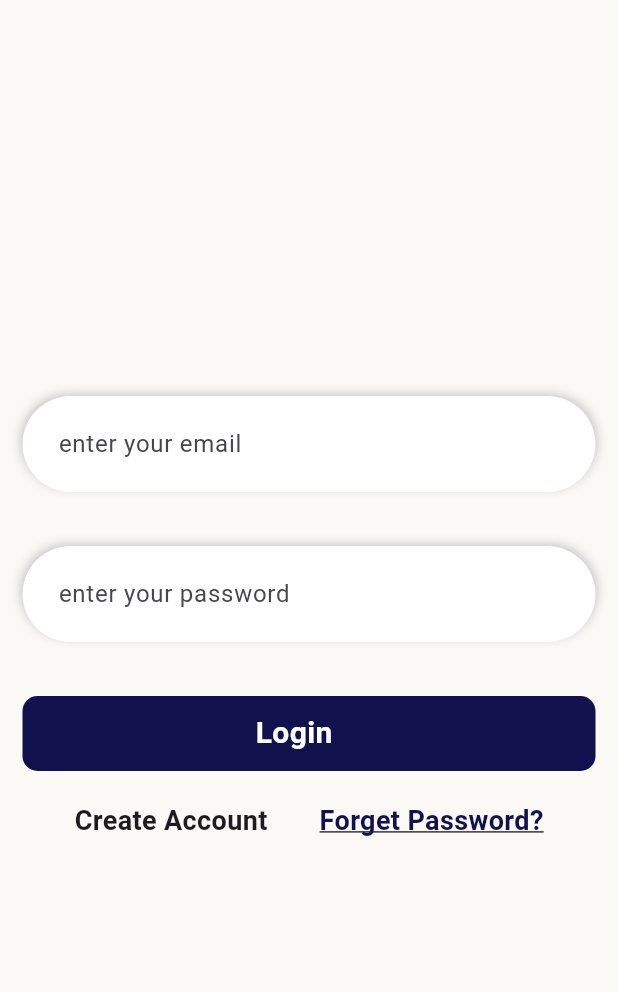
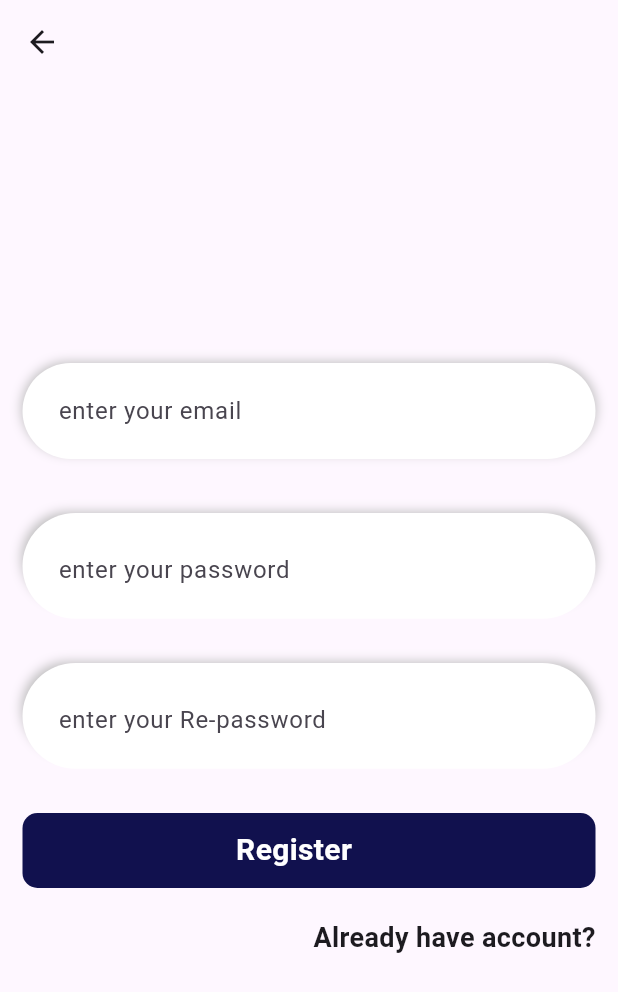
Before and after one commit to vijaymsc/CloudMusic, a Flutter app: the screen it shows after launch, after a tap on "Create Account", on a phone screen of 412 x 824 dp. Shown: the top 992 px of the screen. Run offline on Flutter 3.47's test engine with Material 2 defaults, Android fonts, the phone set to English and light mode, and no system bars; our stand-ins replace cloud_firestore, firebase_auth, firebase_core; accounts and stored records are empty.

Commit message:
create account added

```diff
--- /dev/null
+++ b/lib/Route_page/route_constant.dart
@@ -0,0 +1,6 @@
+class RoutePaths{
+  ///Login and Register
+  static const String loginUser = '/loginUser';
+  static const String register = '/register';
+
+}
--- /dev/null
+++ b/lib/Route_page/route_setup.dart
@@ -0,0 +1,36 @@
+import 'package:cloud_music/Route_page/route_constant.dart';
+import 'package:cloud_music/provider/firebase_provider.dart';
+import 'package:flutter/material.dart';
+
+import '../login_register/login_view.dart';
+import '../login_register/register_view.dart';
+
+abstract class RouterViews {
+  static Route<dynamic> generateRoute(RouteSettings settings) {
+    try {
+      switch (settings.name) {
+        case RoutePaths.loginUser:
+          return MaterialPageRoute(builder: (_) => const LoginUser());
+
+        case RoutePaths.register:
+          return MaterialPageRoute(builder: (_) => const RegisterView());
+
+        default:
+          return MaterialPageRoute(
+              builder: (_) => Scaffold(
+                    body: Center(
+                      child: Text('No route defined for ${settings.name}'),
+                    ),
+                  ));
+      }
+    } catch (e) {
+      showLog(e.toString());
+    }
+    return MaterialPageRoute(
+        builder: (_) => Scaffold(
+              body: Center(
+                child: Text('No route defined for ${settings.name}'),
+              ),
+            ));
+  }
+}
--- /dev/null
+++ b/lib/login_register/login_view.dart
@@ -0,0 +1,135 @@
+import 'package:cloud_music/Route_page/route_constant.dart';
+import 'package:firebase_auth/firebase_auth.dart';
+import 'package:flutter/material.dart';
+import 'package:provider/provider.dart';
+
+import '../provider/firebase_provider.dart';
+import '../widgets/custom_widgets.dart';
+
+class LoginUser extends StatefulWidget {
+  const LoginUser({super.key});
+
+  @override
+  State<LoginUser> createState() => _LoginUserState();
+}
+
+class _LoginUserState extends State<LoginUser> {
+  final TextEditingController _emailController = TextEditingController();
+  final TextEditingController _passwordController = TextEditingController();
+  final _formKey = GlobalKey<FormState>();
+
+
+  @override
+  void deactivate() {
+    // TODO: implement deactivate
+    _emailController.dispose();
+    _passwordController.dispose();
+    super.deactivate();
+  }
+  @override
+  Widget build(BuildContext context) {
+    return Consumer<FirebaseProvide>(builder: (context, value, child) {
+      return Scaffold(
+        backgroundColor:  const Color(0xFFFAF9F6),
+        body: Padding(
+          padding: const EdgeInsets.symmetric(horizontal: 15),
+          child: Column(
+            // crossAxisAlignment: CrossAxisAlignment.center,
+            mainAxisAlignment: MainAxisAlignment.center,
+            children: [
+              Form(
+                  key: _formKey,
+                  child: Column(
+                    children: [
+                      CustomTextFormField(
+                          formFieldController: _emailController,
+                          hintTextValue: "enter your email",
+                          inputType: TextInputType.emailAddress,
+                          validatorFunc: (value) {
+                            if (value == null || value.isEmpty) {
+                              return "user email not empty...";
+                            } else if (!value.contains("@")) {
+                              return "enter a valid email...";
+                            } else {
+                              return null;
+                            }
+                          }),
+                      const SizedBox(
+                        height: 20,
+                      ),
+                      CustomTextFormField(
+                        formFieldController: _passwordController,
+                        hintTextValue: "enter your password",
+                        inputType: TextInputType.visiblePassword,
+                        suffixIcon: true,
+                        validatorFunc: (value) {
+                          if (value == null || value.isEmpty) {
+                            return "password not empty...";
+                          } else if (value.length <= 5) {
+                            return "password  should be minimum 6 character...";
+                          } else {
+                            return null;
+                          }
+                        },
+                      ),
+                      const SizedBox(
+                        height: 20,
+                      ),
+                      CustomButton(
+                        btnText: 'Login',
+                        isLoading: value.btnLoading,
+                        btnClick: () async {
+                          if(_formKey.currentState!.validate()){
+                            // setState(() {
+                            // });
+                            User? user = await value.loginUser(_emailController.text, _passwordController.text);
+
+                            if(user !=null){
+                              _emailController.clear();
+                              _passwordController.clear();
+                            }  // setState(() {
+                            // });
+                          }
+                        },
+                      ),
+                      const SizedBox(
+                        height: 20,
+                      ),
+                      Row(
+                        mainAxisAlignment: MainAxisAlignment.spaceEvenly,
+                        children:  [
+                          InkWell(
+                            onTap:(){
+                              Navigator.pushNamed(context,RoutePaths.register);
+                            },
+                            child:const Text('Create Account',
+                              style: TextStyle(
+                                fontSize: 18,
+                                fontWeight: FontWeight.w600,
+                              ),
+                            ),
+                          ),
+                          GestureDetector(
+                            onTap: (){
+
+                            },
+                            child:const Text('Forget Password?',
+                              style: TextStyle(
+                                  fontSize: 18,
+                                  fontWeight: FontWeight.w600,
+                                  decoration: TextDecoration.underline,
+                                  color: Color(0xFF11114e)
+                              ),
+                            ),
+                          )
+                        ],
+                      )
+                    ],
+                  )),
+            ],
+          ),
+        ),
+      );
+    });
+  }
+}
--- /dev/null
+++ b/lib/login_register/register_view.dart
@@ -0,0 +1,146 @@
+import 'package:firebase_auth/firebase_auth.dart';
+import 'package:flutter/material.dart';
+import 'package:provider/provider.dart';
+
+import '../Route_page/route_constant.dart';
+import '../provider/firebase_provider.dart';
+import '../widgets/custom_widgets.dart';
+
+class RegisterView extends StatefulWidget {
+  const RegisterView({super.key});
+
+  @override
+  State<RegisterView> createState() => _RegisterViewState();
+}
+
+class _RegisterViewState extends State<RegisterView> {
+  final _formKey = GlobalKey<FormState>();
+  final TextEditingController _userEmailController = TextEditingController();
+  final TextEditingController _userPasswordController = TextEditingController();
+  final TextEditingController _userRePasswordController = TextEditingController();
+
+
+  @override
+  void deactivate() {
+    _userEmailController.dispose();
+    _userPasswordController.dispose();
+    _userRePasswordController.dispose();
+    // TODO: implement deactivate
+    super.deactivate();
+  }
+  @override
+  Widget build(BuildContext context) {
+    return Consumer<FirebaseProvide>(builder: (context,value,child){
+      return  Scaffold(
+        appBar: AppBar(),
+        body:  Padding(
+          padding: const EdgeInsets.symmetric(horizontal: 15),
+          child: Column(
+            // crossAxisAlignment: CrossAxisAlignment.center,
+            mainAxisAlignment: MainAxisAlignment.center,
+            children: [
+              Form(
+                  key: _formKey,
+                  child: Column(
+                    children: [
+                      CustomTextFormField(
+                          formFieldController: _userEmailController,
+                          hintTextValue: "enter your email",
+                          inputType: TextInputType.emailAddress,
+                          validatorFunc: (value) {
+                            if (value == null || value.isEmpty) {
+                              return "user email not empty...";
+                            } else if (!value.contains("@")) {
+                              return "enter a valid email...";
+                            } else {
+                              return null;
+                            }
+                          }),
+                      const SizedBox(
+                        height: 20,
+                      ),
+                      CustomTextFormField(
+                        formFieldController: _userPasswordController,
+                        hintTextValue: "enter your password",
+                        inputType: TextInputType.visiblePassword,
+                        suffixIcon: true,
+                        validatorFunc: (value) {
+                          if (value == null || value.isEmpty) {
+                            return "password not empty...";
+                          } else if (value.length <= 5) {
+                            return "password  should be minimum 6 character...";
+                          } else {
+                            return null;
+                          }
+                        },
+                      ),
+                      const SizedBox(
+                        height: 20,
+                      ),
+                      CustomTextFormField(
+                        formFieldController: _userRePasswordController,
+                        hintTextValue: "enter your Re-password",
+                        inputType: TextInputType.visiblePassword,
+                        suffixIcon: true,
+                        validatorFunc: (value) {
+                          if (value == null || value.isEmpty) {
+                            return "Re-password not empty...";
+                          } else if (value != _userPasswordController.text) {
+                            return "Re-enter password should be same";
+                          } else {
+                            return null;
+                          }
+                        },
+                      ),
+                      const SizedBox(
+                        height: 20,
+                      ),
+                      CustomButton(
+                        btnText: 'Register',
+                       // isLoading: value.btnLoading,
+                        btnClick: () async {
+                          print('hloo');
+                          if(_formKey.currentState!.validate()){
+                            // setState(() {
+                            // });
+                            User? user = await value.createUser(_userEmailController.text, _userPasswordController.text);
+
+                            if(user !=null){
+                              _userEmailController.clear();
+                              _userPasswordController.clear();
+                              _userRePasswordController.clear();
+                            }
+                            // setState(() {
+                            // });
+                            //print('${user!.uid} ${_emailController.text} ${_passwordController.text}');
+                          }
+                        },
+                      ),
+                      const SizedBox(
+                        height: 20,
+                      ),
+                      Row(
+                        mainAxisAlignment: MainAxisAlignment.end,
+                        children:  [
+                          InkWell(
+                            onTap:(){
+                              Navigator.pushNamed(context,RoutePaths.loginUser);
+                            },
+                            child:const Text('Already have account?',
+                              style: TextStyle(
+                                fontSize: 18,
+                                fontWeight: FontWeight.w600,
+                              ),
+                            ),
+                          ),
+                        ],
+                      )
+                    ],
+                  )),
+            ],
+          ),
+        ),
+      );
+    });
+  }
+}
--- a/lib/main.dart
+++ b/lib/main.dart
@@ -1,28 +1,32 @@
 import 'package:cloud_music/provider/firebase_provider.dart';
-import 'package:cloud_music/widgets/custom_widgets.dart';
-import 'package:firebase_auth/firebase_auth.dart';
 import 'package:firebase_core/firebase_core.dart';
 import 'package:flutter/material.dart';
 import 'package:provider/provider.dart';
+import 'Route_page/route_setup.dart';
 import 'firebase_options.dart';
+import 'login_register/login_view.dart';
 
 void main() async {
   WidgetsFlutterBinding.ensureInitialized();
   await Firebase.initializeApp(
     options: DefaultFirebaseOptions.currentPlatform,
   );
-  runApp(const MyApp());
+  runApp( MyApp());
 }
 
 class MyApp extends StatelessWidget {
-  const MyApp({super.key});
-
+   MyApp({super.key});
+final GlobalKey<NavigatorState> navigationKey = GlobalKey<NavigatorState>();
+  final RouteObserver<PageRoute> routeObserver = RouteObserver<PageRoute>();
   @override
   Widget build(BuildContext context) {
     return ChangeNotifierProvider(
       create: (context) => FirebaseProvide(),
       child: MaterialApp(
-        home: LoginUser(),
+        navigatorKey: navigationKey,
+        navigatorObservers: [routeObserver],
+        onGenerateRoute: RouterViews.generateRoute,
+        home: const LoginUser(),
         debugShowCheckedModeBanner: false,
         theme: ThemeData.light(
           useMaterial3: true,
@@ -32,121 +36,6 @@ class MyApp extends StatelessWidget {
   }
 }
 
-class LoginUser extends StatefulWidget {
-  LoginUser({super.key});
-
-  @override
-  State<LoginUser> createState() => _LoginUserState();
-}
-
-class _LoginUserState extends State<LoginUser> {
-  final TextEditingController _emailController = TextEditingController();
-
-  final TextEditingController _passwordController = TextEditingController();
-
-  final _formKey = GlobalKey<FormState>();
-
-  @override
-  Widget build(BuildContext context) {
-    return Consumer<FirebaseProvide>(builder: (context, value, child) {
-      return Scaffold(
-        backgroundColor:  const Color(0xFFFAF9F6),
-        body: Padding(
-          padding: const EdgeInsets.symmetric(horizontal: 15),
-          child: Column(
-            // crossAxisAlignment: CrossAxisAlignment.center,
-            mainAxisAlignment: MainAxisAlignment.center,
-            children: [
-              Form(
-                  key: _formKey,
-                  child: Column(
-                    children: [
-                      CustomTextFormField(
-                          formFieldController: _emailController,
-                          hintTextValue: "enter your email",
-                          inputType: TextInputType.emailAddress,
-                          validatorFunc: (value) {
-                            if (value == null || value.isEmpty) {
-                              return "user email not empty...";
-                            } else if (!value.contains("@")) {
-                              return "enter a valid email...";
-                            } else {
-                              return null;
-                            }
-                          }),
-                      const SizedBox(
-                        height: 20,
-                      ),
-                      CustomTextFormField(
-                        formFieldController: _passwordController,
-                        hintTextValue: "enter your password",
-                        inputType: TextInputType.visiblePassword,
-                        validatorFunc: (value) {
-                          if (value == null || value.isEmpty) {
-                            return "password not empty...";
-                          } else if (value.length <= 5) {
-                            return "password  should be minimum 6 character...";
-                          } else {
-                            return null;
-                          }
-                        },
-                      ),
-                      const SizedBox(
-                        height: 20,
-                      ),
-                        CustomButton(
-                        btnText: 'Login',
-                         isLoading: value.btnLoading,
-                         btnClick: () async {
-                          if(_formKey.currentState!.validate()){
-                            // setState(() {
-                            // });
-                            User? user = await value.loginUser(_emailController.text, _passwordController.text);
-                            // setState(() {
-                            // });
-                            print('${user!.uid} ${_emailController.text} ${_passwordController.text}');
-                          }
-                         },
-                      ),
-                      const SizedBox(
-                        height: 20,
-                      ),
-                      Row(
-                        mainAxisAlignment: MainAxisAlignment.spaceEvenly,
-                        children:  [
-                          InkWell(
-                            onTap:(){},
-                            child:const Text('Create Account',
-                            style: TextStyle(
-                              fontSize: 18,
-                              fontWeight: FontWeight.w600,
-                            ),
-                            ),
-                          ),
-                          GestureDetector(
-                            onTap: (){
-
-                            },
-                            child:const Text('Forget Password?',
-                              style: TextStyle(
-                                fontSize: 18,
-                                fontWeight: FontWeight.w600,
-                                decoration: TextDecoration.underline,
-                                color: Color(0xFF11114e)
-                              ),
-                            ),
-                          )
-                        ],
-                      )
-                    ],
-                  )),
-            ],
-          ),
-        ),
-      );
-    });
-  }
-}
 
 
 
@@ -164,7 +53,7 @@ class _HomeScreenState extends State<HomeScreen> {
       return Scaffold(
         backgroundColor: const Color(0xFFecfefa),
         appBar: AppBar(
-          title: Text("welcome"),
+          title: const Text("welcome"),
         ),
         body: Column(
           children: const [],
--- a/lib/widgets/custom_widgets.dart
+++ b/lib/widgets/custom_widgets.dart
@@ -9,33 +9,37 @@ class CustomTextFormField extends StatefulWidget {
     super.key,
     required this.formFieldController,
     required this.hintTextValue,
-     this.inputType =TextInputType.text,
+    this.inputType = TextInputType.text,
     required this.validatorFunc,
-
+    this.suffixIcon = false,
   });
   final TextEditingController formFieldController;
   final String hintTextValue;
   final TextInputType inputType;
   final String? Function(dynamic value) validatorFunc;
+  final bool suffixIcon;
 
   @override
   State<CustomTextFormField> createState() => _CustomTextFormFieldState();
 }
 
 class _CustomTextFormFieldState extends State<CustomTextFormField> {
+  bool obscureText = true;
   @override
   Widget build(BuildContext context) {
     return Stack(
       children: [
         Container(
           height: 60,
-          decoration:  BoxDecoration(
+          decoration: BoxDecoration(
             borderRadius: const BorderRadius.all(
               Radius.circular(80),
             ),
             boxShadow: [
               BoxShadow(
-                  color: Colors.grey.shade400, blurRadius: 6, spreadRadius: 0.5),
+                  color: Colors.grey.shade400,
+                  blurRadius: 6,
+                  spreadRadius: 0.5),
             ],
           ),
         ),
@@ -43,20 +47,32 @@ class _CustomTextFormFieldState extends State<CustomTextFormField> {
           height: 80,
           child: TextFormField(
             controller: widget.formFieldController,
-            keyboardType:widget.inputType,
-            decoration:  InputDecoration(
+            keyboardType: widget.inputType,
+            obscureText:widget.suffixIcon?obscureText:false,
+            decoration: InputDecoration(
+              suffix: widget.suffixIcon
+                  ? InkWell(
+                      onTap: () {
+                        setState(() {
+                          obscureText = !obscureText;
+                        });
+                      },
+                      child: obscureText
+                          ? const Icon(Icons.visibility_off)
+                          : const Icon(Icons.visibility))
+                  : null,
               filled: true,
-              contentPadding: const EdgeInsets.only(left: 20,top: 20,bottom: 20),
+              contentPadding: const EdgeInsets.only(
+                  left: 20, top: 20, bottom: 20, right: 20),
               fillColor: Colors.white,
-              hintText:widget.hintTextValue,
+              hintText: widget.hintTextValue,
               border: const OutlineInputBorder(
                   borderRadius: BorderRadius.all(
                     Radius.circular(80),
                   ),
-                  borderSide: BorderSide.none
+                  borderSide: BorderSide.none),
             ),
-            ),
-             validator:widget.validatorFunc,
+            validator: widget.validatorFunc,
           ),
         ),
       ],
@@ -64,14 +80,13 @@ class _CustomTextFormFieldState extends State<CustomTextFormField> {
   }
 }
 
-
 ///custom Button
 class CustomButton extends StatefulWidget {
   const CustomButton({
     super.key,
     this.buttonHeight = 50,
     this.buttonWidth = double.infinity,
-    this.borderRadius =10,
+    this.borderRadius = 10,
     this.btnColor = 0xFF11114e,
     required this.btnText,
     this.textColor = Colors.white,
@@ -80,7 +95,7 @@ class CustomButton extends StatefulWidget {
     required this.btnClick,
   });
 
-  final double buttonHeight,buttonWidth,borderRadius,fontSize;
+  final double buttonHeight, buttonWidth, borderRadius, fontSize;
   final int btnColor;
   final String btnText;
   final Color textColor;
@@ -90,23 +105,24 @@ class CustomButton extends StatefulWidget {
   @override
   State<CustomButton> createState() => _CustomButtonState();
 }
+
 class _CustomButtonState extends State<CustomButton> {
   @override
   void didUpdateWidget(covariant CustomButton oldWidget) {
     // TODO: implement didUpdateWidget
     super.didUpdateWidget(oldWidget);
     print('didUpdateWidget');
-    if(widget.isLoading != oldWidget.isLoading){
+    if (widget.isLoading != oldWidget.isLoading) {
       print('didUpdateWidget:::${widget.isLoading}');
     }
   }
+
   @override
   Widget build(BuildContext context) {
     return InkWell(
-      onTap:(){
+      onTap: () {
         print(widget.isLoading);
         widget.btnClick();
-
       },
       child: Container(
         // padding: const EdgeInsets.symmetric(vertical: 15,horizontal: 40),
@@ -114,11 +130,11 @@ print('didUpdateWidget:::${widget.isLoading}');
         width: widget.buttonWidth,
         alignment: Alignment.center,
         decoration: BoxDecoration(
-            color:  Color(widget.btnColor),
+            color: Color(widget.btnColor),
             borderRadius: BorderRadius.circular(widget.borderRadius)),
         child: Row(
           mainAxisAlignment: MainAxisAlignment.center,
-          children:  [
+          children: [
             Text(
               widget.btnText,
               style: TextStyle(
@@ -126,15 +142,16 @@ print('didUpdateWidget:::${widget.isLoading}');
                   fontSize: widget.fontSize,
                   fontWeight: FontWeight.bold),
             ),
-            const SizedBox(width: 20,),
-            if(Provider.of<FirebaseProvide>(context,listen: true).btnLoading)
+            const SizedBox(
+              width: 20,
+            ),
+            if (Provider.of<FirebaseProvide>(context, listen: true).btnLoading)
               SizedBox(
                   width: 30,
                   height: 30,
                   child: CircularProgressIndicator(
                     color: widget.textColor,
-                  )
-              )
+                  ))
           ],
         ),
       ),
```
Also changed, not shown: 11 other files. Lines whose indentation alone changed are shown as unchanged.
